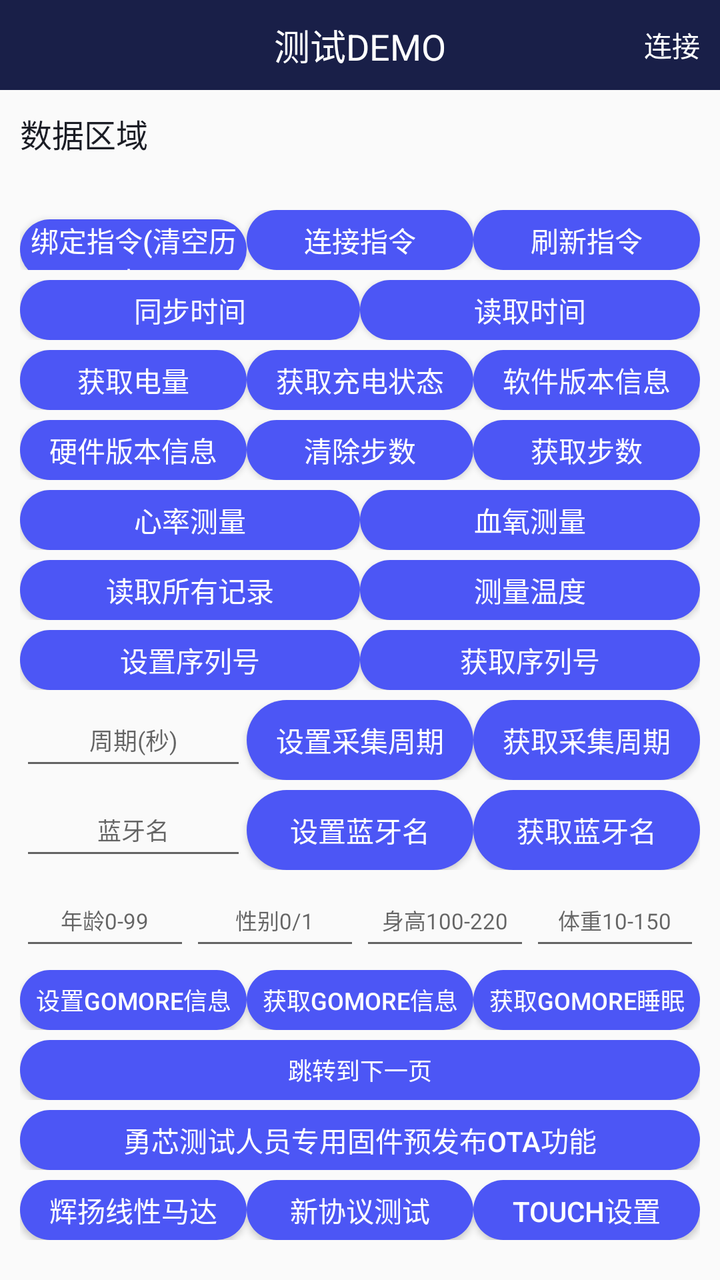
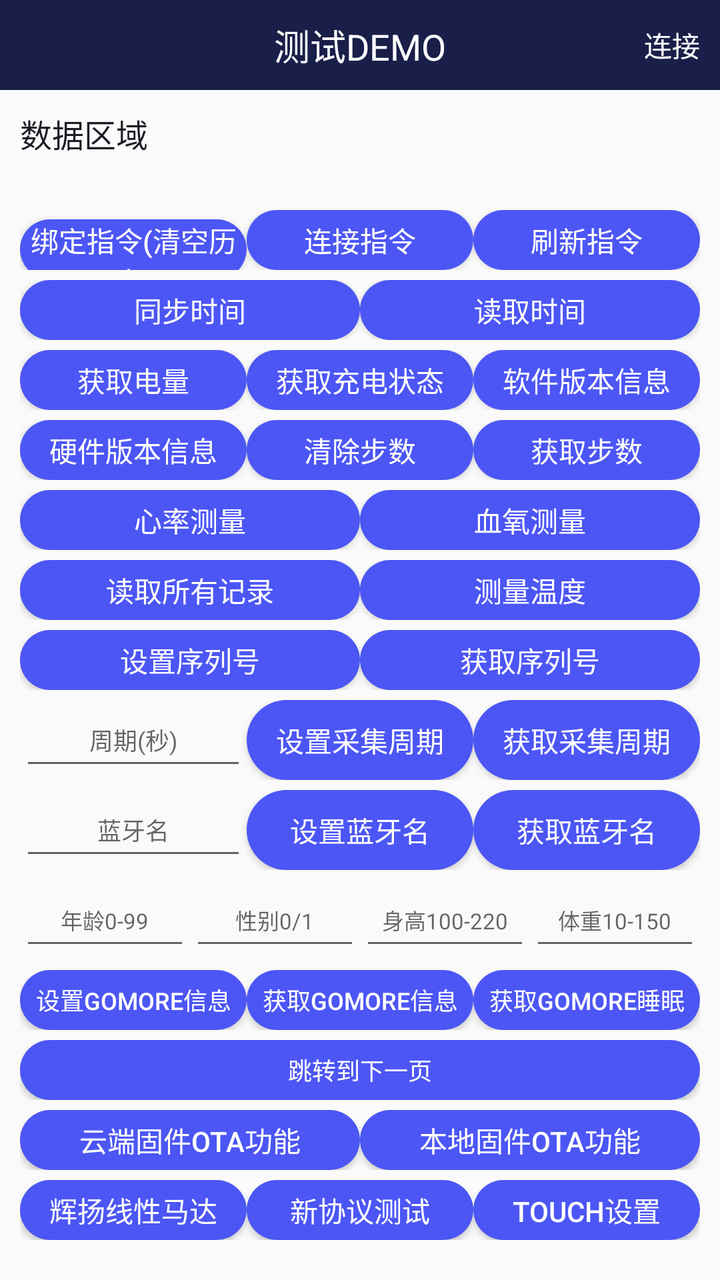

Before-and-after screenshots of an Android layout around one commit, followed by the original layout XML and the change that was made.
<!-- AndroidManifest.xml: application theme AppTheme -->
<!-- res/layout/activity_test.xml -->
<?xml version="1.0" encoding="utf-8"?>
<LinearLayout xmlns:android="http://schemas.android.com/apk/res/android"
    xmlns:app="http://schemas.android.com/apk/res-auto"
    xmlns:tools="http://schemas.android.com/tools"
    android:layout_width="match_parent"
    android:layout_height="match_parent"
    android:orientation="vertical"
    android:paddingBottom="10dp"
    android:fitsSystemWindows="true"
    tools:context=".activity.TestActivity">

    <RelativeLayout
        android:layout_width="match_parent"
        android:layout_height="45dp"
        android:background="@color/colorPrimary">
        <TextView
            android:layout_width="wrap_content"
            android:layout_height="wrap_content"
            android:text="测试DEMO"
            android:textSize="18sp"
            android:layout_centerInParent="true"
            android:textColor="@color/white"/>
        <TextView
            android:id="@+id/tv_connect"
            android:layout_width="wrap_content"
            android:layout_height="wrap_content"
            android:text="连接"
            android:textSize="14sp"
            android:layout_centerVertical="true"
            android:layout_marginRight="10dp"
            android:layout_alignParentRight="true"
            android:textColor="@color/white"/>
    </RelativeLayout>
    <TextView
        android:id="@+id/tv_result"
        android:layout_width="match_parent"
        android:layout_height="0dp"
        android:layout_weight="1"
        android:text="数据区域"
        android:scrollbars="vertical"
        android:padding="10dp"
        android:lineSpacingExtra="5dp"
        android:textSize="16sp"
        android:textColor="@color/colorPrimaryDark"/>
    <LinearLayout
        android:layout_width="match_parent"
        android:layout_height="wrap_content"
        android:padding="10dp"
        android:orientation="vertical">

        <LinearLayout
            android:layout_width="match_parent"
            android:layout_height="30dp"
            android:layout_marginTop="5dp"
            android:orientation="horizontal">
            <Button
                android:id="@+id/bt_app_bind"
                android:layout_width="0dp"
                android:layout_weight="1"
                android:layout_height="wrap_content"
                android:text="绑定指令(清空历史)"
                android:textSize="14sp"
                android:textColor="@color/white"
                android:background="@drawable/button_bg_state"/>

            <Button
                android:id="@+id/bt_app_connect"
                android:layout_width="0dp"
                android:layout_weight="1"
                android:layout_height="wrap_content"
                android:text="连接指令"
                android:textSize="14sp"
                android:textColor="@color/white"
                android:background="@drawable/button_bg_state"/>
            <Button
                android:id="@+id/bt_app_refresh"
                android:layout_width="0dp"
                android:layout_weight="1"
                android:layout_height="wrap_content"
                android:text="刷新指令"
                android:textSize="14sp"
                android:textColor="@color/white"
                android:background="@drawable/button_bg_state"/>
        </LinearLayout>

        <LinearLayout
            android:layout_width="match_parent"
            android:layout_height="30dp"
            android:layout_marginTop="5dp"
            android:orientation="horizontal">
            <Button
                android:id="@+id/bt_sync_time"
                android:layout_width="0dp"
                android:layout_weight="1"
                android:layout_height="wrap_content"
                android:text="同步时间"
                android:textSize="14sp"
                android:textColor="@color/white"
                android:background="@drawable/button_bg_state"/>
            <Button
                android:id="@+id/bt_read_time"
                android:layout_width="0dp"
                android:layout_weight="1"
                android:layout_height="wrap_content"
                android:text="读取时间"
                android:textSize="14sp"
                android:textColor="@color/white"
                android:background="@drawable/button_bg_state"/>
        </LinearLayout>



        <LinearLayout
            android:layout_width="match_parent"
            android:layout_height="30dp"
            android:layout_marginTop="5dp"
            android:orientation="horizontal">
            <Button
                android:id="@+id/bt_battery"
                android:layout_width="0dp"
                android:layout_weight="1"
                android:layout_height="wrap_content"
                android:text="获取电量"
                android:textSize="14sp"
                android:textColor="@color/white"
                android:background="@drawable/button_bg_state"/>
            <Button
                android:id="@+id/bt_battery_state"
                android:layout_width="0dp"
                android:layout_weight="1"
                android:layout_height="wrap_content"
                android:text="获取充电状态"
                android:textSize="14sp"
                android:textColor="@color/white"
                android:background="@drawable/button_bg_state"/>
            <Button
                android:id="@+id/bt_soft_version"
                android:layout_width="0dp"
                android:layout_weight="1"
                android:layout_height="wrap_content"
                android:text="软件版本信息"
                android:textSize="14sp"
                android:textColor="@color/white"
                android:background="@drawable/button_bg_state"/>
        </LinearLayout>
        <LinearLayout
            android:layout_width="match_parent"
            android:layout_height="30dp"
            android:layout_marginTop="5dp"
            android:orientation="horizontal">
            <Button
                android:id="@+id/bt_hardware_version"
                android:layout_width="0dp"
                android:layout_weight="1"
                android:layout_height="wrap_content"
                android:text="硬件版本信息"
                android:textSize="14sp"
                android:textColor="@color/white"
                android:background="@drawable/button_bg_state"/>
            <Button
                android:id="@+id/bt_clear_step"
                android:layout_width="0dp"
                android:layout_weight="1"
                android:layout_height="wrap_content"
                android:text="清除步数"
                android:textSize="14sp"
                android:textColor="@color/white"
                android:background="@drawable/button_bg_state"/>
            <Button
                android:id="@+id/bt_step"
                android:layout_width="0dp"
                android:layout_weight="1"
                android:layout_height="wrap_content"
                android:text="获取步数"
                android:textSize="14sp"
                android:textColor="@color/white"
                android:background="@drawable/button_bg_state"/>
        </LinearLayout>

        <LinearLayout
            android:layout_width="match_parent"
            android:layout_height="30dp"
            android:layout_marginTop="5dp"
            android:orientation="horizontal">
            <Button
                android:id="@+id/bt_heart"
                android:layout_width="0dp"
                android:layout_weight="1"
                android:layout_height="wrap_content"
                android:text="心率测量"
                android:textSize="14sp"
                android:textColor="@color/white"
                android:background="@drawable/button_bg_state"/>
            <Button
                android:id="@+id/bt_blood_oxygen"
                android:layout_width="0dp"
                android:layout_weight="1"
                android:layout_height="wrap_content"
                android:text="血氧测量"
                android:textSize="14sp"
                android:textColor="@color/white"
                android:background="@drawable/button_bg_state"/>
        </LinearLayout>
        <LinearLayout
            android:layout_width="match_parent"
            android:layout_height="30dp"
            android:layout_marginTop="5dp"
            android:orientation="horizontal">
            <Button
                android:id="@+id/bt_read_log"
                android:layout_width="0dp"
                android:layout_weight="1"
                android:layout_height="wrap_content"
                android:text="读取所有记录"
                android:textSize="14sp"
                android:textColor="@color/white"
                android:background="@drawable/button_bg_state"/>
            <Button
                android:id="@+id/bt_test_temp"
                android:layout_width="0dp"
                android:layout_weight="1"
                android:layout_height="wrap_content"
                android:text="测量温度"
                android:textSize="14sp"
                android:textColor="@color/white"
                android:background="@drawable/button_bg_state"/>
        </LinearLayout>
        <LinearLayout
            android:layout_width="match_parent"
            android:layout_height="30dp"
            android:layout_marginTop="5dp"
            android:orientation="horizontal">
            <Button
                android:id="@+id/bt_setSn"
                android:layout_width="0dp"
                android:layout_weight="1"
                android:layout_height="wrap_content"
                android:text="设置序列号"
                android:textSize="14sp"
                android:textColor="@color/white"
                android:background="@drawable/button_bg_state"/>
            <Button
                android:id="@+id/bt_getSn"
                android:layout_width="0dp"
                android:layout_weight="1"
                android:layout_height="wrap_content"
                android:text="获取序列号"
                android:textSize="14sp"
                android:textColor="@color/white"
                android:background="@drawable/button_bg_state"/>



        </LinearLayout>

        <LinearLayout
            android:layout_width="match_parent"
            android:layout_height="40dp"
            android:layout_marginTop="5dp"
            android:orientation="horizontal">
            <EditText
                android:id="@+id/et_collection_period"
                android:layout_width="0dp"
                android:layout_weight="1"
                android:layout_height="match_parent"
                android:hint="周期(秒)"
                android:inputType="number"
                android:textSize="12sp"
                android:gravity="center"
                android:paddingTop="2dp"
                android:paddingBottom="2dp"
                android:importantForAutofill="no" />
            <Button
                android:id="@+id/bt_setCollection"
                android:layout_width="0dp"
                android:layout_weight="1"
                android:layout_height="wrap_content"
                android:text="设置采集周期"
                android:textSize="14sp"
                android:textColor="@color/white"
                android:background="@drawable/button_bg_state"/>
            <Button
                android:id="@+id/btn_getCollection"
                android:layout_width="0dp"
                android:layout_weight="1"
                android:layout_height="wrap_content"
                android:text="获取采集周期"
                android:textSize="14sp"
                android:textColor="@color/white"
                android:background="@drawable/button_bg_state"/>



        </LinearLayout>

        <LinearLayout
            android:layout_width="match_parent"
            android:layout_height="40dp"
            android:layout_marginTop="5dp"
            android:orientation="horizontal">


            <EditText
                android:id="@+id/et_bluetooth_name"
                android:layout_width="0dp"
                android:layout_weight="1"
                android:layout_height="match_parent"
                android:hint="蓝牙名"
                android:textSize="12sp"
                android:gravity="center"
                android:paddingTop="2dp"
                android:paddingBottom="2dp"
                android:importantForAutofill="no" />
            <Button
                android:id="@+id/bt_setBluttoothName"
                android:layout_width="0dp"
                android:layout_weight="1"
                android:layout_height="wrap_content"
                android:text="设置蓝牙名"
                android:textSize="14sp"
                android:textColor="@color/white"
                android:background="@drawable/button_bg_state"/>

            <Button
                android:id="@+id/bt_getBluttoothName"
                android:layout_width="0dp"
                android:layout_weight="1"
                android:layout_height="wrap_content"
                android:text="获取蓝牙名"
                android:textSize="14sp"
                android:textColor="@color/white"
                android:background="@drawable/button_bg_state"/>
        </LinearLayout>

        <LinearLayout
            android:layout_width="match_parent"
            android:layout_height="40dp"
            android:layout_marginTop="5dp"
            android:orientation="horizontal">

            <EditText
                android:id="@+id/et_gomore_age"
                android:layout_width="0dp"
                android:layout_weight="1"
                android:layout_height="match_parent"
                android:hint="年龄0-99"
                android:inputType="number"
                android:textSize="11sp"
                android:gravity="center"
                android:paddingTop="2dp"
                android:paddingBottom="2dp"
                android:importantForAutofill="no" />

            <EditText
                android:id="@+id/et_gomore_sex"
                android:layout_width="0dp"
                android:layout_weight="1"
                android:layout_height="match_parent"
                android:hint="性别0/1"
                android:inputType="number"
                android:textSize="11sp"
                android:gravity="center"
                android:paddingTop="2dp"
                android:paddingBottom="2dp"
                android:importantForAutofill="no" />

            <EditText
                android:id="@+id/et_gomore_height"
                android:layout_width="0dp"
                android:layout_weight="1"
                android:layout_height="match_parent"
                android:hint="身高100-220"
                android:inputType="number"
                android:textSize="11sp"
                android:gravity="center"
                android:paddingTop="2dp"
                android:paddingBottom="2dp"
                android:importantForAutofill="no" />

            <EditText
                android:id="@+id/et_gomore_weight"
                android:layout_width="0dp"
                android:layout_weight="1"
                android:layout_height="match_parent"
                android:hint="体重10-150"
                android:inputType="number"
                android:textSize="11sp"
                android:gravity="center"
                android:paddingTop="2dp"
                android:paddingBottom="2dp"
                android:importantForAutofill="no" />
        </LinearLayout>

        <LinearLayout
            android:layout_width="match_parent"
            android:layout_height="30dp"
            android:layout_marginTop="5dp"
            android:orientation="horizontal">
            <Button
                android:id="@+id/bt_gomore_user"
                android:layout_width="0dp"
                android:layout_weight="1"
                android:layout_height="wrap_content"
                android:text="设置Gomore信息"
                android:textSize="12sp"
                android:textColor="@color/white"
                android:background="@drawable/button_bg_state"/>
            <Button
                android:id="@+id/bt_get_gomore_user"
                android:layout_width="0dp"
                android:layout_weight="1"
                android:layout_height="wrap_content"
                android:text="获取Gomore信息"
                android:textSize="12sp"
                android:textColor="@color/white"
                android:background="@drawable/button_bg_state"/>

            <Button
                android:id="@+id/bt_gomore_test"
                android:layout_width="0dp"
                android:layout_weight="1"
                android:layout_height="wrap_content"
                android:text="获取gomore睡眠"
                android:textSize="12sp"
                android:textColor="@color/white"
                android:background="@drawable/button_bg_state"/>


        </LinearLayout>

        <LinearLayout
            android:layout_width="match_parent"
            android:layout_height="30dp"
            android:layout_marginTop="5dp"
            android:orientation="horizontal">
            <Button
                android:id="@+id/bt_get_page2"
                android:layout_width="0dp"
                android:layout_weight="1"
                android:layout_height="wrap_content"
                android:text="跳转到下一页"
                android:textSize="12sp"
                android:textColor="@color/white"
                android:background="@drawable/button_bg_state"/>



        </LinearLayout>
        <LinearLayout
            android:layout_width="match_parent"
            android:layout_height="30dp"
            android:layout_marginTop="5dp"
            android:orientation="horizontal">
            <Button
                android:id="@+id/btn_ota"
                android:layout_width="0dp"
                android:layout_weight="1"
                android:layout_height="wrap_content"
                android:text="勇芯测试人员专用固件预发布OTA功能"
                android:textSize="14sp"
                android:textColor="@color/white"
                android:background="@drawable/button_bg_state"/>
        </LinearLayout>

        <LinearLayout
            android:layout_width="match_parent"
            android:layout_height="30dp"
            android:layout_marginTop="5dp"
            android:orientation="horizontal">
            <Button
                android:id="@+id/bt_linear_motor"
                android:layout_width="0dp"
                android:layout_weight="1"
                android:layout_height="wrap_content"
                android:text="辉扬线性马达"
                android:textSize="14sp"
                android:textColor="@color/white"
                android:background="@drawable/button_bg_state"/>


            <Button
                android:id="@+id/bt_new_protocol"
                android:layout_width="0dp"
                android:layout_weight="1"
                android:layout_height="wrap_content"
                android:text="新协议测试"
                android:textSize="14sp"
                android:textColor="@color/white"
                android:background="@drawable/button_bg_state"/>

            <Button
                android:id="@+id/bt_touch_setting"
                android:layout_width="0dp"
                android:layout_weight="1"
                android:layout_height="wrap_content"
                android:text="touch设置"
                android:textSize="14sp"
                android:textColor="@color/white"
                android:background="@drawable/button_bg_state"/>
        </LinearLayout>
    </LinearLayout>
</LinearLayout>
<!-- resources referenced by this layout -->
<resources>
  <color name="colorPrimary">#191F48</color>
  <color name="colorPrimaryDark">#1B1D25</color>
  <color name="white">#ffffff</color>
  <!-- drawable button_bg_state (drawable) -->
  <?xml version="1.0" encoding="utf-8"?>
  <selector xmlns:android="http://schemas.android.com/apk/res/android">
      <item android:state_pressed="false">
          <shape xmlns:android="http://schemas.android.com/apk/res/android">
              <corners android:radius="20dp" />
  
              <solid android:color="@color/lan_se" />
          </shape>
      </item>
      <item android:state_pressed="false">
          <shape xmlns:android="http://schemas.android.com/apk/res/android">
              <corners android:radius="20dp" />
  
              <solid android:color="@color/lan_se" />
          </shape>
      </item>
      <item android:state_pressed="true">
          <shape xmlns:android="http://schemas.android.com/apk/res/android">
              <corners android:radius="20dp" />
  
              <solid android:color="@color/lan_se_press" />
          </shape>
      </item>
  
  </selector>
  <style name="AppTheme" parent="Theme.AppCompat.Light.NoActionBar">
          
          <item name="colorPrimary">@color/colorPrimary</item>
          <item name="colorPrimaryDark">@color/colorPrimary</item>
          <item name="colorAccent">@color/colorAccent</item>
  
  
      </style>
  <color name="lan_se">#4C56F5</color>
  <color name="lan_se_press">#554C56F5</color>
  <color name="colorAccent">#03DAC5</color>
</resources>

<!-- the commit's change to res/layout/activity_test.xml (unified diff, before → after) -->
@@ -456,7 +456,17 @@
                 android:layout_width="0dp"
                 android:layout_weight="1"
                 android:layout_height="wrap_content"
-                android:text="勇芯测试人员专用固件预发布OTA功能"
+                android:text="云端固件OTA功能"
+                android:textSize="14sp"
+                android:textColor="@color/white"
+                android:background="@drawable/button_bg_state"/>
+
+            <Button
+                android:id="@+id/btn_ota_local"
+                android:layout_weight="1"
+                android:layout_width="0dp"
+                android:layout_height="wrap_content"
+                android:text="本地固件OTA功能"
                 android:textSize="14sp"
                 android:textColor="@color/white"
                 android:background="@drawable/button_bg_state"/>
